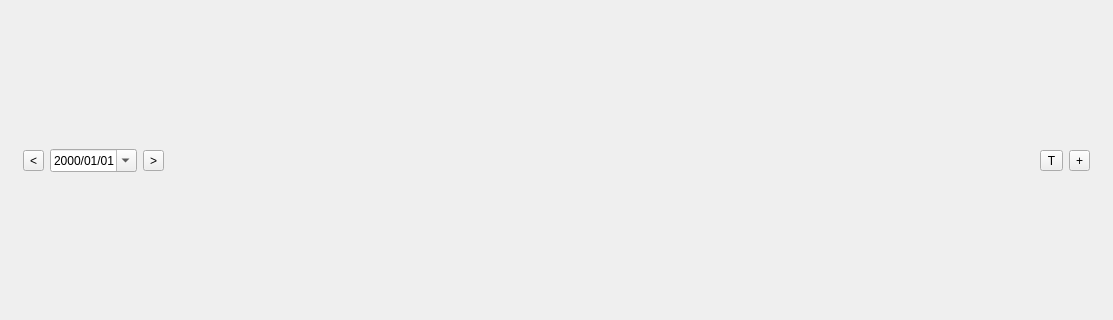
First picture: the form in widgets/todolistwidget.ui, repository SeptemberHX/TodoManager, before the edit; both pictures show x 0 to 1113 and y 213 to 533 of the 1113 by 747 pixel window.
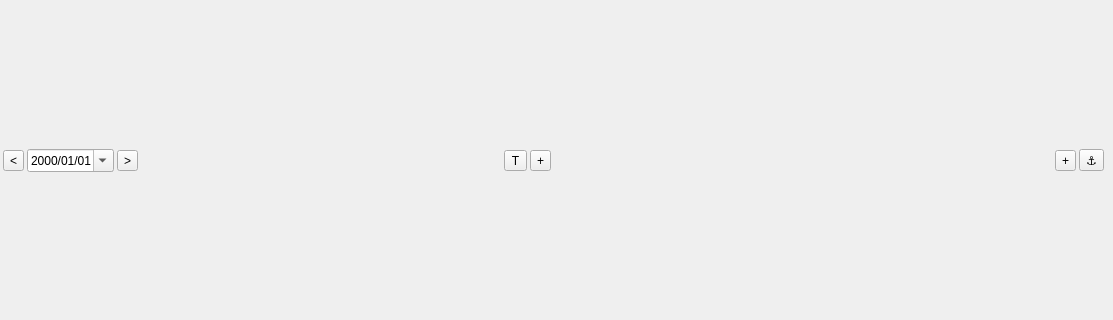
Second picture: the form after the edit.

Commit message: Add: Inbox Mode Change: ListView uses filters to check whether items meet conditions

The edit to the form file:
```diff
--- a/widgets/todolistwidget.ui
+++ b/widgets/todolistwidget.ui
@@ -14,9 +14,39 @@
    <string>Form</string>
   </property>
   <layout class="QHBoxLayout" name="mainHorizontalLayout">
+   <property name="spacing">
+    <number>3</number>
+   </property>
+   <property name="leftMargin">
+    <number>0</number>
+   </property>
+   <property name="topMargin">
+    <number>3</number>
+   </property>
+   <property name="rightMargin">
+    <number>3</number>
+   </property>
+   <property name="bottomMargin">
+    <number>3</number>
+   </property>
    <item>
     <widget class="QWidget" name="leftWidget" native="true">
      <layout class="QVBoxLayout" name="leftVerticalLayout">
+      <property name="spacing">
+       <number>3</number>
+      </property>
+      <property name="leftMargin">
+       <number>0</number>
+      </property>
+      <property name="topMargin">
+       <number>3</number>
+      </property>
+      <property name="rightMargin">
+       <number>3</number>
+      </property>
+      <property name="bottomMargin">
+       <number>3</number>
+      </property>
       <item>
        <widget class="QWidget" name="controlWidget" native="true">
         <property name="sizePolicy">
@@ -39,6 +69,24 @@
           <number>3</number>
          </property>
          <item>
+          <widget class="QWidget" name="dailyModeWidget" native="true">
+           <layout class="QHBoxLayout" name="horizontalLayout_2">
+            <property name="spacing">
+             <number>3</number>
+            </property>
+            <property name="leftMargin">
+             <number>0</number>
+            </property>
+            <property name="topMargin">
+             <number>0</number>
+            </property>
+            <property name="rightMargin">
+             <number>0</number>
+            </property>
+            <property name="bottomMargin">
+             <number>0</number>
+            </property>
+            <item>
           <widget class="QToolButton" name="preDayToolBtn">
            <property name="text">
             <string>&lt;</string>
@@ -69,7 +117,7 @@
            </property>
            <property name="sizeHint" stdset="0">
             <size>
-             <width>40</width>
+                <width>272</width>
              <height>20</height>
             </size>
            </property>
@@ -87,6 +135,57 @@
            <property name="text">
             <string>+</string>
            </property>
+             </widget>
+            </item>
+           </layout>
+          </widget>
+         </item>
+         <item>
+          <widget class="QWidget" name="inboxModeWidget" native="true">
+           <layout class="QHBoxLayout" name="horizontalLayout_3">
+            <property name="spacing">
+             <number>3</number>
+            </property>
+            <property name="leftMargin">
+             <number>0</number>
+            </property>
+            <property name="topMargin">
+             <number>0</number>
+            </property>
+            <property name="rightMargin">
+             <number>0</number>
+            </property>
+            <property name="bottomMargin">
+             <number>0</number>
+            </property>
+            <item>
+             <spacer name="horizontalSpacer">
+              <property name="orientation">
+               <enum>Qt::Horizontal</enum>
+              </property>
+              <property name="sizeHint" stdset="0">
+               <size>
+                <width>472</width>
+                <height>20</height>
+               </size>
+              </property>
+             </spacer>
+            </item>
+            <item>
+             <widget class="QToolButton" name="inboxAddToolBtn">
+              <property name="text">
+               <string>+</string>
+              </property>
+             </widget>
+            </item>
+            <item>
+             <widget class="QToolButton" name="inboxConditionToolBtn">
+              <property name="text">
+               <string>⚓</string>
+              </property>
+             </widget>
+            </item>
+           </layout>
           </widget>
          </item>
         </layout>
```
Lines whose indentation alone changed are shown as unchanged. The commit also changes 19 other files.
